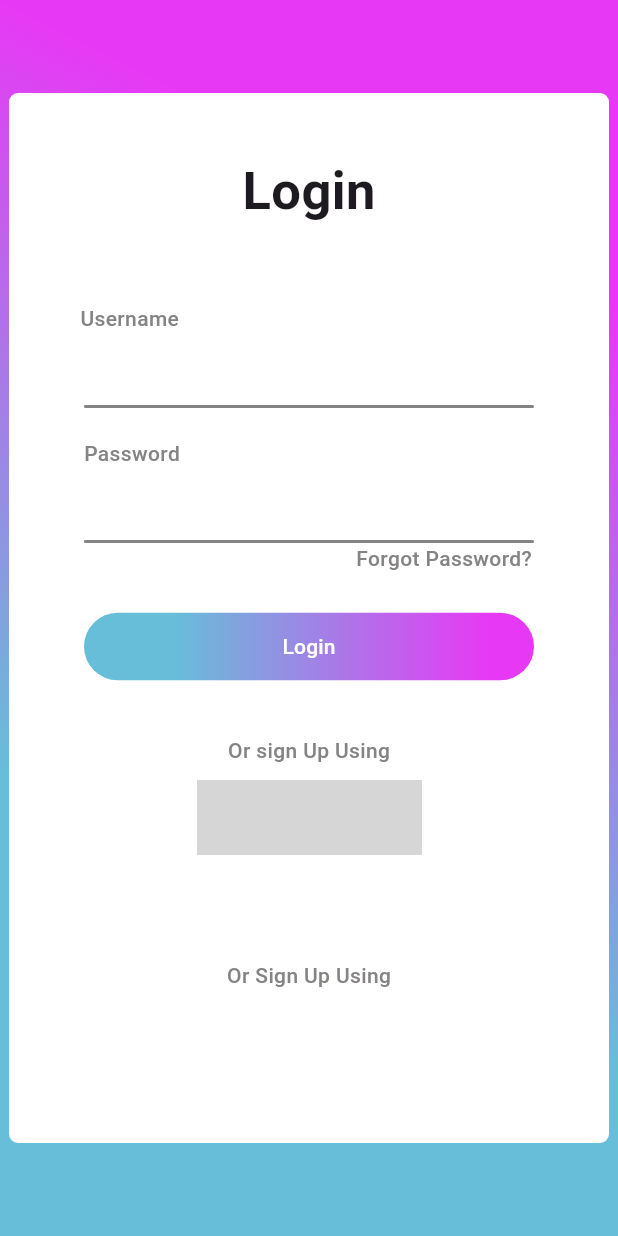
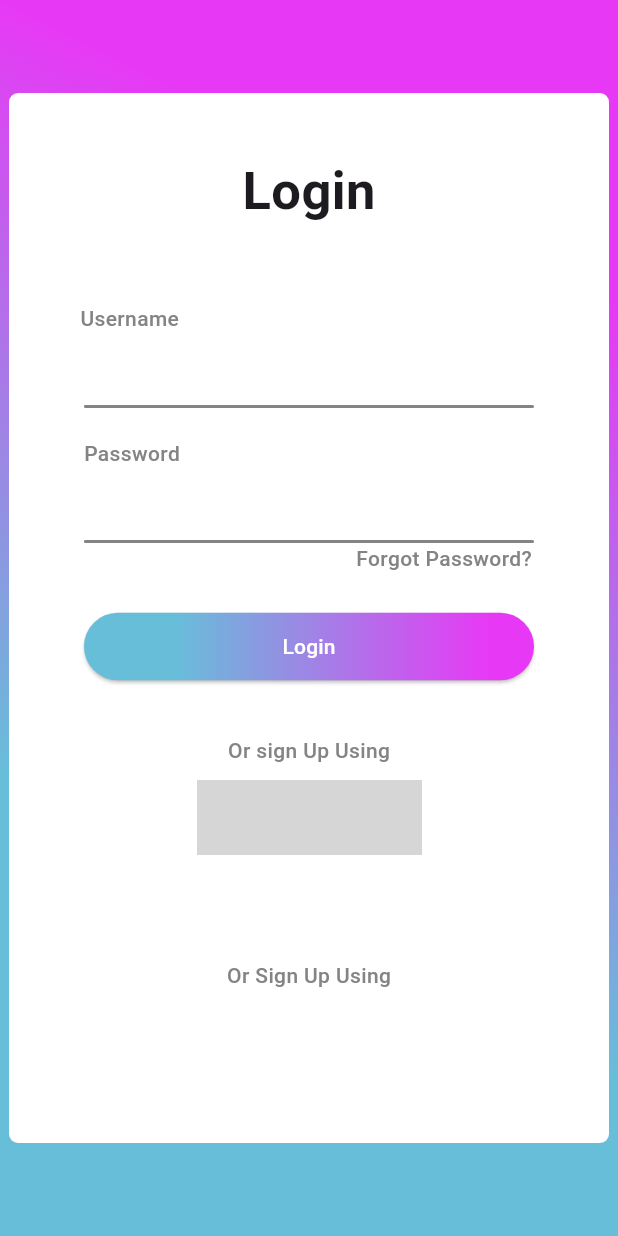
Before and after one commit to ricardoo-azevedo/flutter-tela-login, a Flutter app: the screen it shows after launch, on a phone screen of 412 x 824 dp. Run offline on Flutter 3.47's test engine with Material 3 defaults, Android fonts, the light colour scheme and no system bars; network calls fail; grey boxes are pictures that could not be loaded.

Commit message:
fix: mudança no botão

```diff
--- a/lib/home_page.dart
+++ b/lib/home_page.dart
@@ -126,7 +126,7 @@ class HomePage extends StatelessWidget {
                       onPressed: () {},
                       style: ElevatedButton.styleFrom(
                         backgroundColor: Colors.transparent,
-                        shadowColor: Colors.transparent,
+                        shadowColor: Colors.black,
                         padding: const EdgeInsets.all(0.0),
                       ),
                       child: DecoratedBox(
```
